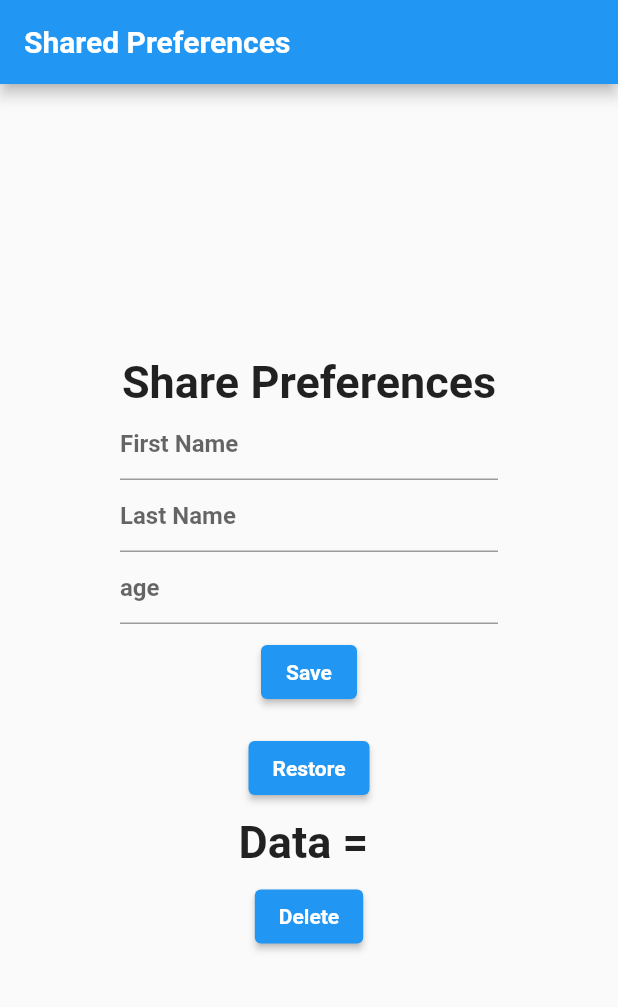
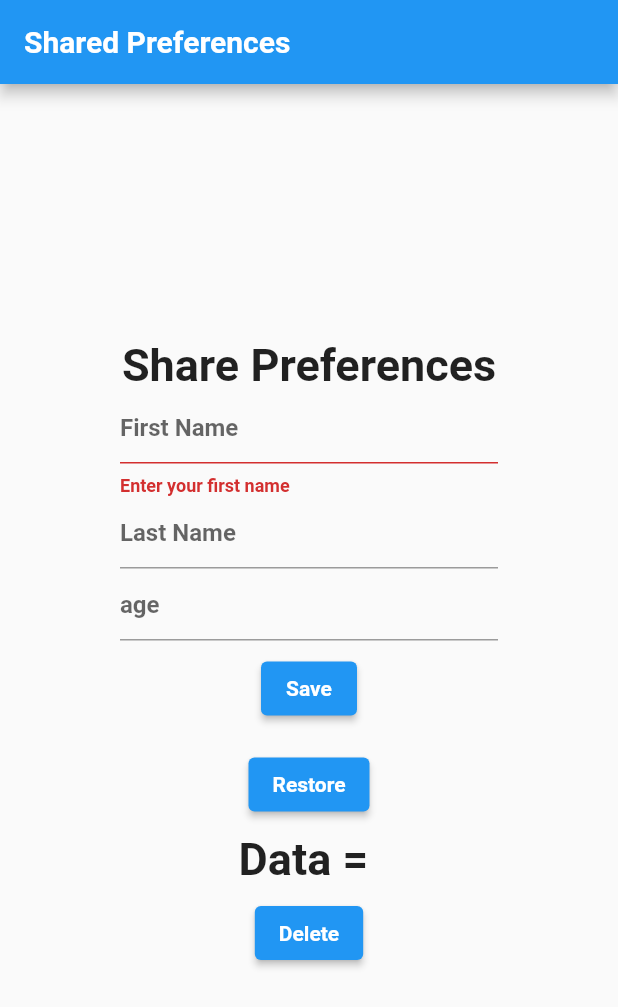
Before and after one commit to EhsanHasin/am_flutter, a Flutter app: the HomePage screen opened directly, after a tap on "Save", on a phone screen of 412 x 824 dp. Shown: the top 1007 px of the screen. Run offline on Flutter 3.47's test engine with Material 2 defaults, Android fonts, the light colour scheme and no system bars; our stand-ins replace flutter_spinkit, fluttertoast, font_awesome_flutter, photo_view, rflutter_alert, shared_preferences and 1 more; accounts and stored records are empty.

Commit message:
Persistent Data Storage: working more on Share Preferences to store and restore data.

```diff
--- a/lib/persistant_data_storage/shared_pref1.dart
+++ b/lib/persistant_data_storage/shared_pref1.dart
@@ -22,9 +22,12 @@ final String AGE = "age";
 class _HomePageState extends State<HomePage> {
 
   late SharedPreferences preferences;
-
-  var firstName, lastName, age;
+  String firstName= "", lastName= "", age= "";
   var data = "";
+  TextEditingController tecFN = TextEditingController();
+  TextEditingController tecLN = TextEditingController();
+  TextEditingController tecA = TextEditingController();
+  String? eFN, eLN , eA ;
 
   @override
   Widget build(BuildContext context) {
@@ -43,44 +46,80 @@ class _HomePageState extends State<HomePage> {
                 style: TextStyle(fontSize: 30),
               ),
               TextField(
-                decoration: InputDecoration(hintText: "First Name"),
+                controller: tecFN,
+                decoration: InputDecoration(hintText: "First Name", errorText: eFN),
                 onChanged: (fn) {
                   firstName = fn;
+                  if(fn.isNotEmpty) eFN = null;
+                  setState(() {});
                 },
               ),
               TextField(
-                decoration: InputDecoration(hintText: "Last Name"),
+                controller: tecLN,
+                decoration: InputDecoration(hintText: "Last Name", errorText: eLN),
                 onChanged: (ln) {
                   lastName = ln;
+                  if(ln.isNotEmpty) eLN = null;
+                  setState(() {});
                 },
               ),
               TextField(
-                decoration: InputDecoration(hintText: "age"),
+                controller: tecA,
+                decoration: InputDecoration(hintText: "age", errorText: eA),
                 onChanged: (age) {
                   this.age = age;
+                  if(age.isNotEmpty) eA = null;
+                  setState(() {});
                 },
               ),
               Padding(
                 padding: const EdgeInsets.all(8.0),
-                child: ElevatedButton(onPressed: () async{
+                child: ElevatedButton(
+                    onPressed: () async{
+                      if(tecFN.text.isEmpty){
+                        setState(() {
+                          eFN = "Enter your first name";
+                        });
+                        return;
+                      }
 
-                  preferences = await SharedPreferences.getInstance();
-                  await preferences.setString(FIRST_NAME, firstName);
-                  await preferences.setString(LAST_NAME, lastName);
-                  await preferences.setString(AGE, age);
+                      if(tecLN.text.isEmpty){
+                        setState(() {
+                          eLN = "Enter your last name";
+                        });
+                        return;
+                      }
 
-                }, child: Text("Save")),
+                      if(tecA.text.isEmpty){
+                        setState(() {
+                          eA = "Enter your age";
+                        });
+                        return;
+                      }
+
+                      preferences = await SharedPreferences.getInstance();
+                      await preferences.setString(FIRST_NAME, firstName);
+                      await preferences.setString(LAST_NAME, lastName);
+                      await preferences.setString(AGE, age);
+                      tecFN.clear();
+                      tecLN.clear();
+                      tecA.clear();
+                      setState(() {});
+                },
+                    child: Text("Save")),
               ),
               Padding(
                 padding: const EdgeInsets.all(8.0),
-                child: ElevatedButton(onPressed: () async{
+                child: ElevatedButton(
+                    onPressed: () async{
                   preferences = await SharedPreferences.getInstance();
-                  firstName = await preferences.getString(FIRST_NAME) ?? "no name";
-                  lastName = await preferences.getString(LAST_NAME) ?? "no last name";
-                  age = await preferences.getString(AGE) ?? "no age";
+                  firstName = preferences.getString(FIRST_NAME) ?? "no name";
+                  lastName = preferences.getString(LAST_NAME) ?? "no last name";
+                  age = preferences.getString(AGE) ?? "no age";
                   data = "you are $firstName $lastName and your age is $age years old";
                   setState(() {});
-                }, child: Text("Restore")),
+                },
+                    child: Text("Restore")),
               ),
               Text(
                 "Data = $data",
@@ -88,9 +127,19 @@ class _HomePageState extends State<HomePage> {
               ),
               Padding(
                 padding: const EdgeInsets.all(8.0),
-                child: ElevatedButton(onPressed: (){
-
-                }, child: Text("Delete")),
+                child: ElevatedButton(
+                    onPressed: () async{
+                      preferences = await SharedPreferences.getInstance();
+                      var bfn = await preferences.remove(FIRST_NAME);
+                      var bln = await preferences.remove(LAST_NAME);
+                      var ba = await preferences.remove(AGE);
+                      if(bfn && bln && ba){
+                        setState(() {
+                          data = "";
+                        });
+                      }
+                    },
+                    child: Text("Delete")),
               ),
             ],
           ),
```
